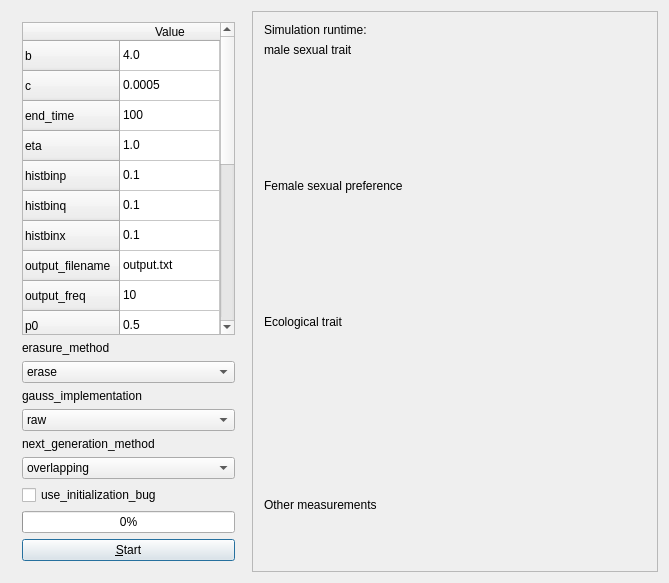
This is sado_qtdialog.ui in richelbilderbeek/pbdmms as Qt 5 draws it before an edit. The edited form follows.
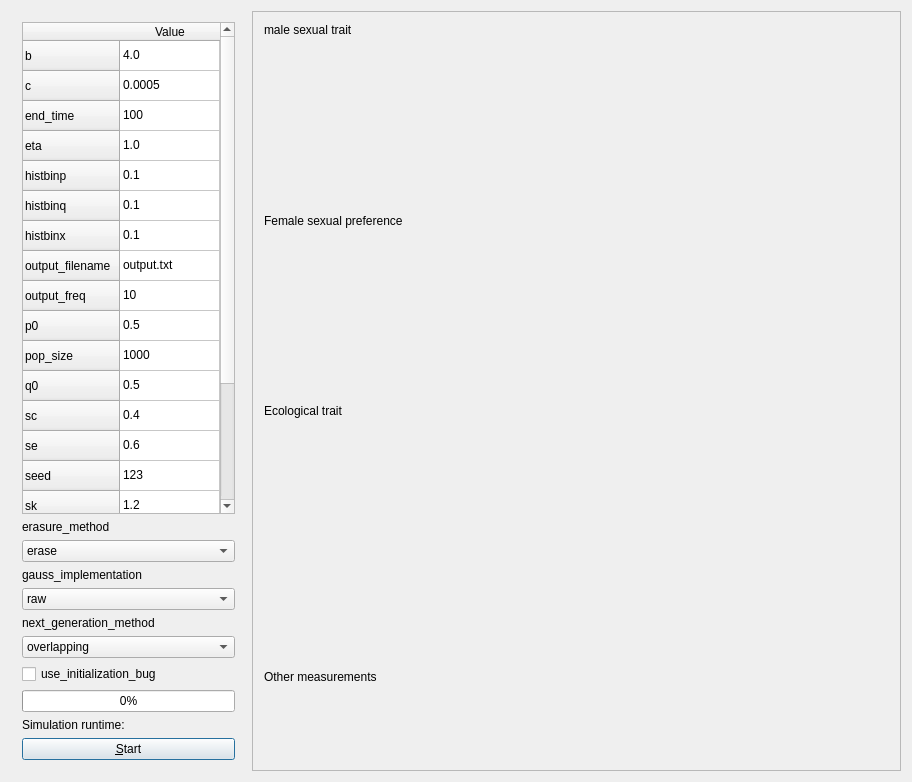
This is the edited form. Custom widgets are drawn as their Qt base class.

Patch:
```diff
--- a/sado_qtdialog.ui
+++ b/sado_qtdialog.ui
@@ -6,8 +6,8 @@
    <rect>
     <x>0</x>
     <y>0</y>
-    <width>669</width>
-    <height>583</height>
+    <width>912</width>
+    <height>782</height>
    </rect>
   </property>
   <property name="windowTitle">
@@ -325,6 +325,19 @@
         </property>
        </widget>
       </item>
+      <item>
+       <widget class="QLabel" name="label_sim_runtime">
+        <property name="sizePolicy">
+         <sizepolicy hsizetype="Preferred" vsizetype="Maximum">
+          <horstretch>0</horstretch>
+          <verstretch>0</verstretch>
+         </sizepolicy>
+        </property>
+        <property name="text">
+         <string>Simulation runtime: </string>
+        </property>
+       </widget>
+      </item>
       <item>
        <widget class="QPushButton" name="start">
         <property name="text">
@@ -345,26 +358,13 @@
        <rect>
         <x>0</x>
         <y>0</y>
-        <width>377</width>
-        <height>567</height>
+        <width>635</width>
+        <height>760</height>
        </rect>
       </property>
       <layout class="QVBoxLayout" name="verticalLayout_3">
        <item>
-        <widget class="QLabel" name="label_sim_runtime">
-         <property name="sizePolicy">
-          <sizepolicy hsizetype="Preferred" vsizetype="Maximum">
-           <horstretch>0</horstretch>
-           <verstretch>0</verstretch>
-          </sizepolicy>
-         </property>
-         <property name="text">
-          <string>Simulation runtime: </string>
-         </property>
-        </widget>
-       </item>
-       <item>
-        <widget class="QLabel" name="label_3">
+        <widget class="QLabel" name="label_male_trait">
          <property name="sizePolicy">
           <sizepolicy hsizetype="Preferred" vsizetype="Maximum">
            <horstretch>0</horstretch>
```
Left out of the diff: 6 changed lines with no effect on the pictures.
